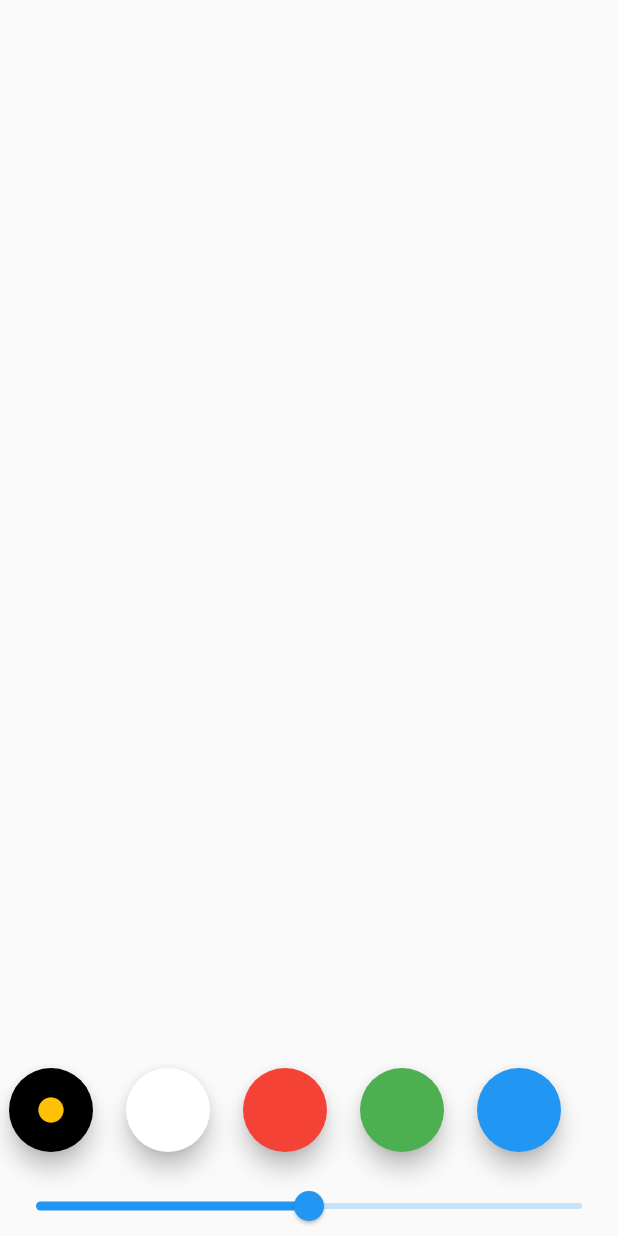
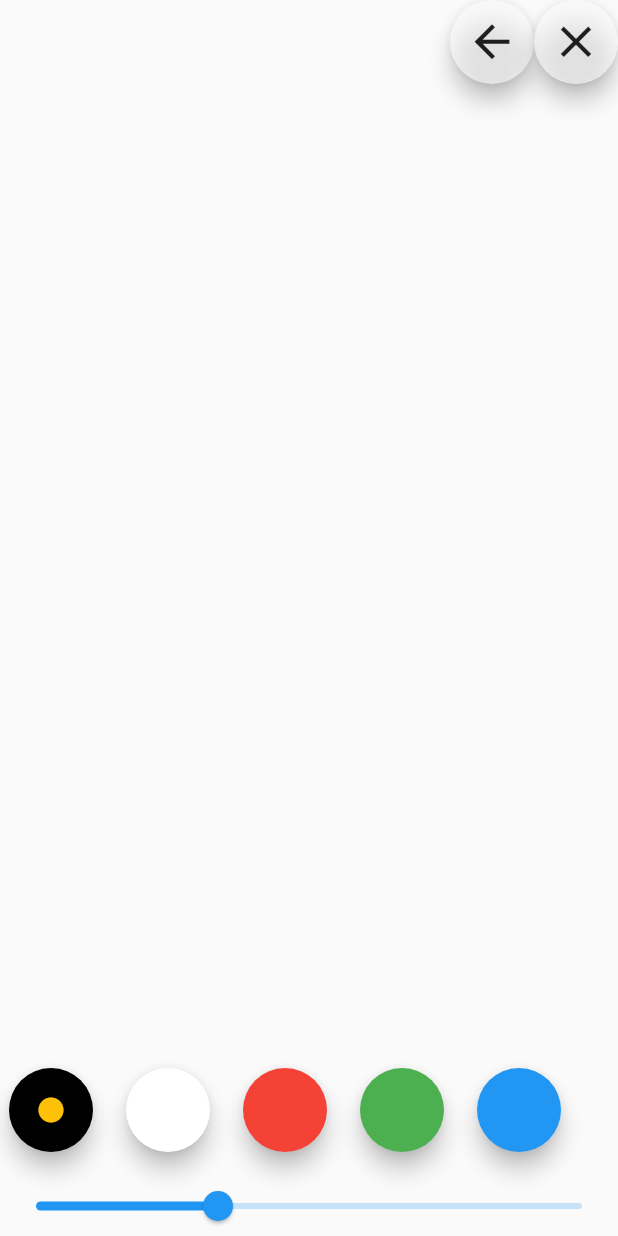
Before and after one commit to bautifrigole/AcademicSchedule, a Flutter app: the CanvasView screen opened directly, on a phone screen of 412 x 824 dp. Run offline on Flutter 3.47's test engine with Material 2 defaults, Android fonts, the light colour scheme and no system bars.

Commit message:
Added undo button

```diff
--- a/Flutter project/lib/screens/drawing_screen.dart
+++ b/Flutter project/lib/screens/drawing_screen.dart
@@ -17,7 +17,7 @@ class CanvasView extends StatefulWidget {
 }
 
 class _CanvasViewState extends State<CanvasView> {
-  List<DrawingPoints?> points = [];
+  List<List<DrawingPoints>> lines = [];
   Color strokeColor = Colors.black;
   double strokeWidth = 3.0;
 
@@ -27,12 +27,24 @@ class _CanvasViewState extends State<CanvasView> {
 
       appBar: PreferredSize(
           preferredSize: const Size(60,60),
-          child: Container(
-            padding: const EdgeInsets.only(top: 20, left: 480),
-            child: FloatingActionButton(
+          child: Row(
+            mainAxisAlignment: MainAxisAlignment.end,
+            children: [
+              FloatingActionButton(
                   backgroundColor: Colors.white30.withOpacity(0.6),
                   onPressed: () => setState(() {
-                points.clear();
+                    lines.removeLast();
+                  }),
+                  child: const Icon(
+                    Icons.arrow_back,
+                    color: Colors.black87,
+                    size: 35,
+                  )
+              ),
+              FloatingActionButton(
+                backgroundColor: Colors.white30.withOpacity(0.6),
+                onPressed: () => setState(() {
+                  lines.clear();
                 }),
                 child: const Icon(
                   Icons.clear,
@@ -40,6 +52,7 @@ class _CanvasViewState extends State<CanvasView> {
                   size: 35,
                 )
               ),
+            ],
           ),
       ),
 
@@ -49,7 +62,7 @@ class _CanvasViewState extends State<CanvasView> {
           child: Slider(
             value: strokeWidth,
             min: 1,
-            max: 5,
+            max: 7,
             onChanged: (val) => setState(() {
               strokeWidth = val;
             }),
@@ -74,7 +87,7 @@ class _CanvasViewState extends State<CanvasView> {
         onPanEnd: _onPanEnd,
         child: CustomPaint(
           size: Size.infinite,
-          painter: MyPainter(points: points),
+          painter: MyPainter(lines: lines),
         ),
       ),
     );
@@ -82,6 +95,8 @@ class _CanvasViewState extends State<CanvasView> {
 
   void _onPanStart(DragStartDetails details){
     setState(() {
+      List<DrawingPoints> newLine = [];
+      lines.add(newLine);
       _addPoint(details.localPosition);
     });
   }
@@ -94,12 +109,12 @@ class _CanvasViewState extends State<CanvasView> {
 
   void _onPanEnd(DragEndDetails details){
     setState(() {
-      points.add(null);
+
     });
   }
 
   void _addPoint(Offset position) {
-    points.add(DrawingPoints(
+    lines.last.add(DrawingPoints(
         point: position,
         paint: Paint()
           ..color = strokeColor
@@ -126,16 +141,19 @@ class _CanvasViewState extends State<CanvasView> {
 }
 
 class MyPainter extends CustomPainter{
-  List<DrawingPoints?> points;
-  MyPainter({required this.points});
+  List<List<DrawingPoints>> lines;
+  MyPainter({required this.lines});
 
   @override
   void paint(Canvas canvas, Size size) {
-    for (var i = 0; i < points.length-1; i++){
-      var currentPoint = points[i];
-      var nextPoint = points[i+1];
+    for (List<DrawingPoints> line in lines) {
+      for (var i = 0; i < line.length - 1; i++) {
+        var currentPoint = line[i];
+        var nextPoint = line[i + 1];
         if (currentPoint != null && nextPoint != null) {
-        canvas.drawLine(currentPoint.point, nextPoint.point, currentPoint.paint);
+          canvas.drawLine(
+              currentPoint.point, nextPoint.point, currentPoint.paint);
+        }
       }
     }
   }
```
Lines whose indentation alone changed are shown as unchanged.
